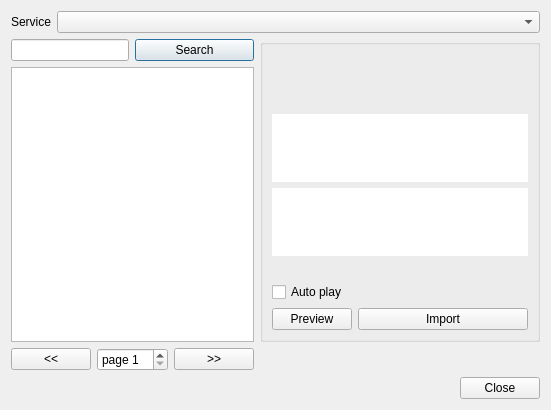
Old version of the form src/widgets/freesound_ui.ui in the repository KDE/kdenlive.
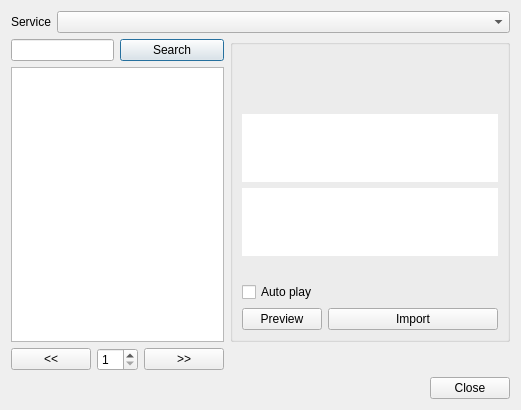
New version of the form. Custom widgets are drawn as their Qt base class.

```diff
--- a/src/widgets/freesound_ui.ui
+++ b/src/widgets/freesound_ui.ui
@@ -6,8 +6,8 @@
    <rect>
     <x>0</x>
     <y>0</y>
-    <width>396</width>
-    <height>315</height>
+    <width>424</width>
+    <height>391</height>
    </rect>
   </property>
   <property name="windowTitle">
@@ -217,9 +217,6 @@
        <verstretch>0</verstretch>
       </sizepolicy>
      </property>
-     <property name="prefix">
-      <string>page </string>
-     </property>
      <property name="minimum">
       <number>1</number>
      </property>
```
